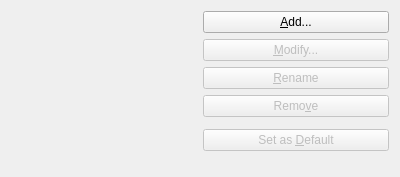
KDE/kmail, file src/ui/identitypage.ui: the form before one commit.
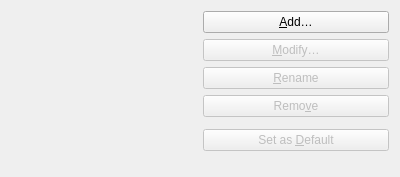
The form after the commit. Custom widgets are drawn as their Qt base class.

Diff of the .ui file:
```diff
--- a/src/ui/identitypage.ui
+++ b/src/ui/identitypage.ui
@@ -24,7 +24,7 @@
           <string>Add a new identity</string>
          </property>
          <property name="text">
-          <string>&amp;Add...</string>
+          <string>&amp;Add…</string>
          </property>
         </widget>
        </item>
@@ -37,7 +37,7 @@
           <string>Modify the selected identity</string>
          </property>
          <property name="text">
-          <string>&amp;Modify...</string>
+          <string>&amp;Modify…</string>
          </property>
         </widget>
        </item>
```
